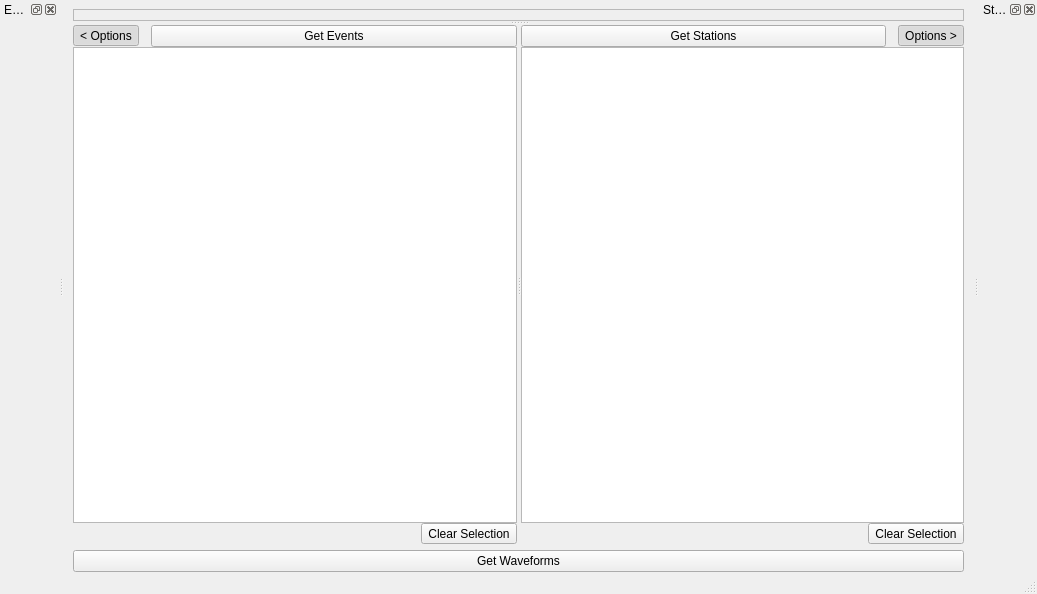
Before: the Qt Designer form pyweed/gui/uic/MainWindow.ui in iris-edu/pyweed, drawn with Qt 5.
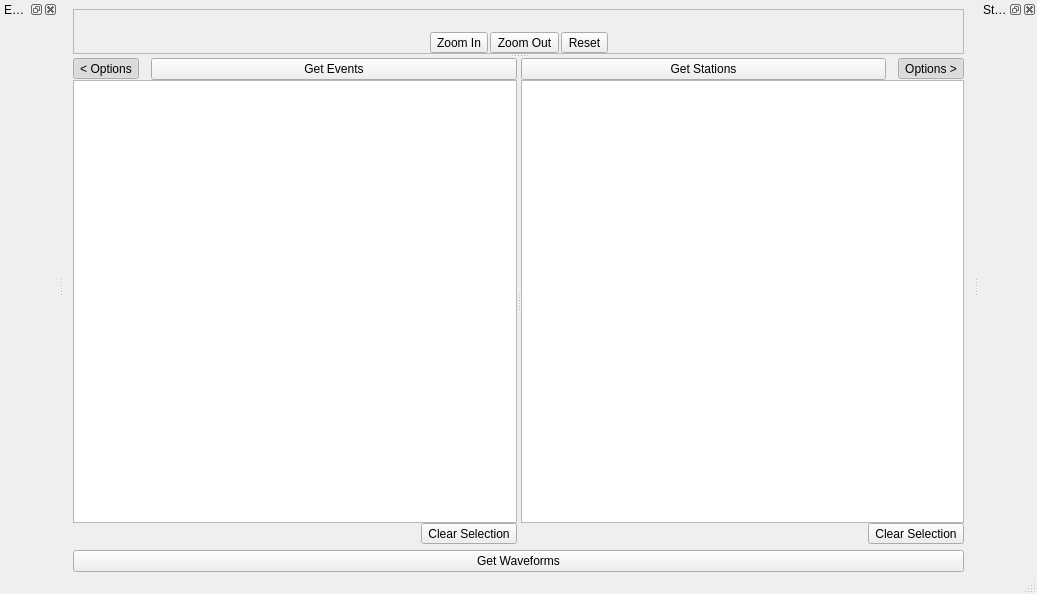
After: the same form once the commit is applied. Custom widgets are drawn as their Qt base class.

Commit message: Moved the code for user interaction with the map into the Seismap class, and added the ability to pan/zoom the map #5829

What changed in the file:
```diff
--- a/pyweed/gui/uic/MainWindow.ui
+++ b/pyweed/gui/uic/MainWindow.ui
@@ -36,28 +36,96 @@
        <property name="frameShadow">
         <enum>QFrame::Raised</enum>
        </property>
-       <layout class="QVBoxLayout" name="verticalLayout_2">
+       <layout class="QVBoxLayout" name="verticalLayout_4" stretch="0,0">
+        <property name="spacing">
+         <number>0</number>
+        </property>
         <property name="leftMargin">
-         <number>2</number>
+         <number>0</number>
         </property>
         <property name="topMargin">
-         <number>2</number>
+         <number>0</number>
         </property>
         <property name="rightMargin">
-         <number>2</number>
+         <number>0</number>
         </property>
         <property name="bottomMargin">
-         <number>2</number>
+         <number>0</number>
         </property>
         <item>
-         <widget class="MyQt4MplCanvas" name="mapCanvas" native="true">
-          <property name="sizePolicy">
-           <sizepolicy hsizetype="Expanding" vsizetype="Preferred">
-            <horstretch>0</horstretch>
-            <verstretch>0</verstretch>
-           </sizepolicy>
+         <widget class="MyQt4MplCanvas" name="mapCanvas" native="true"/>
+        </item>
+        <item>
+         <layout class="QHBoxLayout" name="horizontalLayout_3">
+          <property name="spacing">
+           <number>2</number>
           </property>
-         </widget>
+          <item>
+           <spacer name="horizontalSpacer_2">
+            <property name="orientation">
+             <enum>Qt::Horizontal</enum>
+            </property>
+            <property name="sizeHint" stdset="0">
+             <size>
+              <width>0</width>
+              <height>0</height>
+             </size>
+            </property>
+           </spacer>
+          </item>
+          <item>
+           <widget class="QToolButton" name="mapZoomInButton">
+            <property name="sizePolicy">
+             <sizepolicy hsizetype="Fixed" vsizetype="Fixed">
+              <horstretch>0</horstretch>
+              <verstretch>0</verstretch>
+             </sizepolicy>
+            </property>
+            <property name="text">
+             <string>Zoom In</string>
+            </property>
+           </widget>
+          </item>
+          <item>
+           <widget class="QToolButton" name="mapZoomOutButton">
+            <property name="sizePolicy">
+             <sizepolicy hsizetype="Fixed" vsizetype="Fixed">
+              <horstretch>0</horstretch>
+              <verstretch>0</verstretch>
+             </sizepolicy>
+            </property>
+            <property name="text">
+             <string>Zoom Out</string>
+            </property>
+           </widget>
+          </item>
+          <item>
+           <widget class="QToolButton" name="mapResetButton">
+            <property name="sizePolicy">
+             <sizepolicy hsizetype="Fixed" vsizetype="Fixed">
+              <horstretch>0</horstretch>
+              <verstretch>0</verstretch>
+             </sizepolicy>
+            </property>
+            <property name="text">
+             <string>Reset</string>
+            </property>
+           </widget>
+          </item>
+          <item>
+           <spacer name="horizontalSpacer">
+            <property name="orientation">
+             <enum>Qt::Horizontal</enum>
+            </property>
+            <property name="sizeHint" stdset="0">
+             <size>
+              <width>0</width>
+              <height>0</height>
+             </size>
+            </property>
+           </spacer>
+          </item>
+         </layout>
         </item>
        </layout>
       </widget>
```
Left out of the diff: 17 changed lines with no effect on the pictures. The commit also changes 3 other files.
